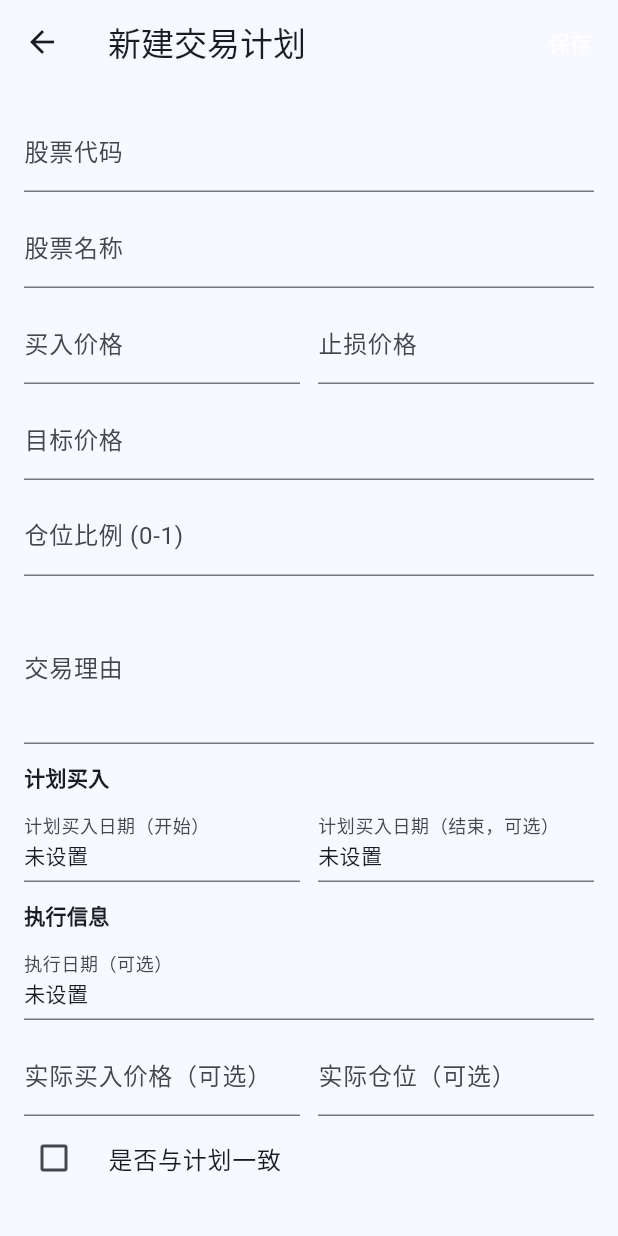
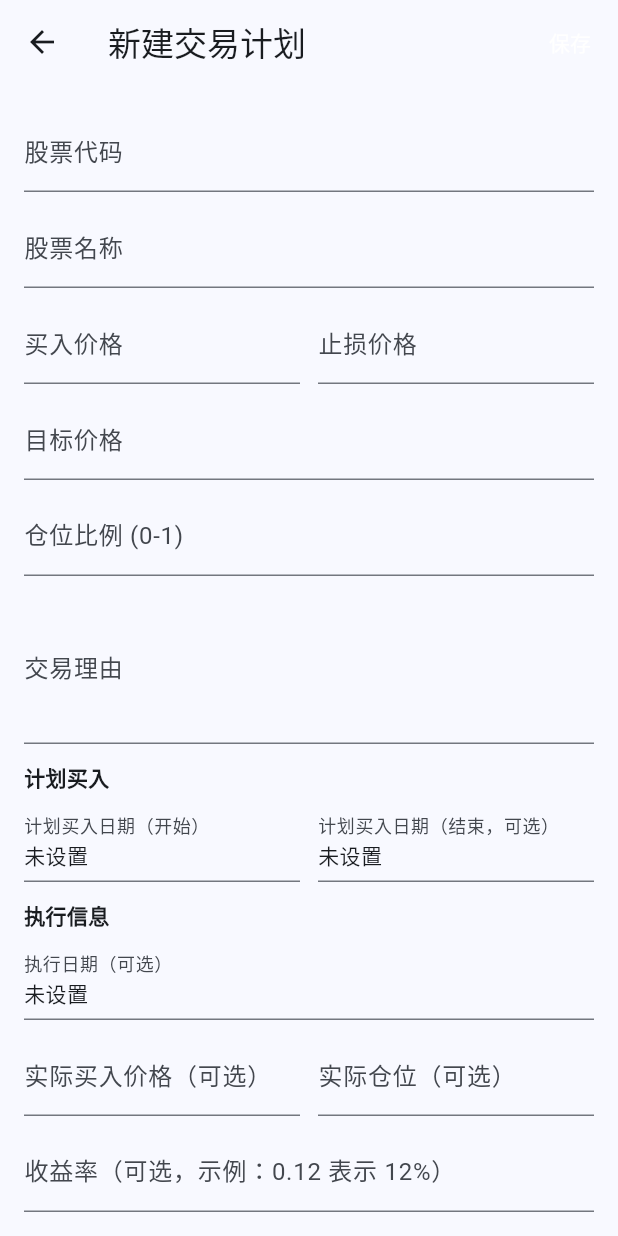
Before and after one commit to 17707587689/trade_guardian, a Flutter app: the HomePage screen opened directly, after a tap on "新建交易计划", on a phone screen of 412 x 824 dp. Run offline on Flutter 3.47's test engine with Material 3 defaults, Android fonts, the phone set to English and light mode, and no system bars; our stand-ins replace share_plus, sqflite; accounts and stored records are empty.

```diff
--- a/lib/models/trade_plan.dart
+++ b/lib/models/trade_plan.dart
@@ -1,4 +1,11 @@
-enum TradePlanStatus { draft, active, completed, cancelled }
+enum TradePlanStatus {
+  draft,
+  pendingeffective,
+  executing,
+  effective,
+  completed,
+  cancelled,
+}
 
 class TradePlan {
   final int? id;
@@ -28,6 +35,7 @@ class TradePlan {
   final double? executedBuyPrice;
   final double? executedPositionRatio;
   final bool? executedMatched;
+  final double? executedReturnRate;
 
   final TradePlanStatus status;
 
@@ -58,6 +66,7 @@ class TradePlan {
     this.executedBuyPrice,
     this.executedPositionRatio,
     this.executedMatched,
+    this.executedReturnRate,
 
     required this.createdAt,
   });
@@ -88,6 +97,7 @@ class TradePlan {
       'executed_buy_price': executedBuyPrice,
       'executed_position_ratio': executedPositionRatio,
       'executed_matched': executedMatched == true ? 1 : 0,
+      'executed_return_rate': executedReturnRate,
 
       'created_at': createdAt.toIso8601String(),
     };
@@ -136,6 +146,9 @@ class TradePlan {
       executedMatched: map['executed_matched'] != null
           ? (map['executed_matched'] as int) == 1
           : false,
+      executedReturnRate: map['executed_return_rate'] != null
+          ? (map['executed_return_rate'] as num).toDouble()
+          : null,
 
       createdAt: DateTime.parse(map['created_at']),
     );
@@ -158,6 +171,7 @@ class TradePlan {
     double? executedBuyPrice,
     double? executedPositionRatio,
     bool? executedMatched,
+    double? executedReturnRate,
   }) {
     return TradePlan(
       id: id ?? this.id,
@@ -176,12 +190,13 @@ class TradePlan {
       executedPositionRatio:
           executedPositionRatio ?? this.executedPositionRatio,
       executedMatched: executedMatched ?? this.executedMatched,
+      executedReturnRate: executedReturnRate ?? this.executedReturnRate,
       createdAt: createdAt ?? this.createdAt,
     );
   }
 
   @override
   String toString() {
-    return 'TradePlan{id: $id, stockCode: $stockCode, stockName: $stockName, buyPrice: $buyPrice, stopLossPrice: $stopLossPrice, targetPrice: $targetPrice, positionRatio: $positionRatio, reason: $reason, plannedBuyDate: $plannedBuyDate, plannedBuyEndDate: $plannedBuyEndDate, executedAt: $executedAt, executedBuyPrice: $executedBuyPrice, executedPositionRatio: $executedPositionRatio, executedMatched: $executedMatched, status: ${status.name}, createdAt: ${createdAt.toIso8601String()}}';
+    return 'TradePlan{id: $id, stockCode: $stockCode, stockName: $stockName, buyPrice: $buyPrice, stopLossPrice: $stopLossPrice, targetPrice: $targetPrice, positionRatio: $positionRatio, reason: $reason, plannedBuyDate: $plannedBuyDate, plannedBuyEndDate: $plannedBuyEndDate, executedAt: $executedAt, executedBuyPrice: $executedBuyPrice, executedPositionRatio: $executedPositionRatio, executedMatched: $executedMatched, executedReturnRate: $executedReturnRate, status: ${status.name}, createdAt: ${createdAt.toIso8601String()}}';
   }
 }
--- a/lib/pages/home_page.dart
+++ b/lib/pages/home_page.dart
@@ -20,8 +20,12 @@ class _HomePageState extends State<HomePage> {
     switch (s) {
       case TradePlanStatus.draft:
         return '草稿';
-      case TradePlanStatus.active:
-        return '进行中';
+      case TradePlanStatus.pendingeffective:
+        return '待生效';
+      case TradePlanStatus.effective:
+        return '生效中';
+      case TradePlanStatus.executing:
+        return '执行中';
       case TradePlanStatus.completed:
         return '已完成';
       case TradePlanStatus.cancelled:
@@ -75,12 +79,16 @@ class _HomePageState extends State<HomePage> {
             child: Column(
               crossAxisAlignment: CrossAxisAlignment.stretch,
               children: [
-                const Text(
-                  '交易纪律守护',
-                  style: TextStyle(fontSize: 26, fontWeight: FontWeight.bold),
+                const Center(
+                  child: Text(
+                    '交易守护天使',
+                    style: TextStyle(fontSize: 26, fontWeight: FontWeight.bold),
+                  ),
                 ),
                 const SizedBox(height: 8),
-                const Text('记录计划，而不是预测市场', style: TextStyle(fontSize: 16)),
+                const Center(
+                  child: Text('守护交易，杜绝一切冲动交易', style: TextStyle(fontSize: 16)),
+                ),
                 const SizedBox(height: 12),
 
                 Expanded(
@@ -88,7 +96,7 @@ class _HomePageState extends State<HomePage> {
                       ? const Center(child: Text('暂无交易计划'))
                       : ListView.separated(
                           itemCount: plans.length,
-                          separatorBuilder: (_, __) => const Divider(),
+                          separatorBuilder: (_, _) => const Divider(),
                           itemBuilder: (context, index) {
                             final p = plans[index];
                             final plannedLabel = p.plannedBuyDate != null
--- a/lib/pages/trade_plan_page.dart
+++ b/lib/pages/trade_plan_page.dart
@@ -30,6 +30,7 @@ class _TradePlanPageState extends State<TradePlanPage> {
   late TextEditingController _executedBuyPriceCtrl;
   late TextEditingController _executedPositionRatioCtrl;
   bool _executedMatched = false;
+  late TextEditingController _executedReturnRateCtrl;
 
   TradePlanStatus _status = TradePlanStatus.draft;
 
@@ -61,6 +62,9 @@ class _TradePlanPageState extends State<TradePlanPage> {
     _executedPositionRatioCtrl = TextEditingController(
       text: p?.executedPositionRatio?.toString() ?? '',
     );
+    _executedReturnRateCtrl = TextEditingController(
+      text: p?.executedReturnRate?.toString() ?? '',
+    );
     _executedMatched = p?.executedMatched ?? false;
     _status = p?.status ?? TradePlanStatus.draft;
   }
@@ -76,6 +80,7 @@ class _TradePlanPageState extends State<TradePlanPage> {
     _reasonCtrl.dispose();
     _executedBuyPriceCtrl.dispose();
     _executedPositionRatioCtrl.dispose();
+    _executedReturnRateCtrl.dispose();
     super.dispose();
   }
 
@@ -88,6 +93,7 @@ class _TradePlanPageState extends State<TradePlanPage> {
     final ratio = double.tryParse(_positionRatioCtrl.text) ?? 0;
     final executedBuyPrice = double.tryParse(_executedBuyPriceCtrl.text);
     final executedPosRatio = double.tryParse(_executedPositionRatioCtrl.text);
+    final executedReturnRate = double.tryParse(_executedReturnRateCtrl.text);
 
     final now = DateTime.now();
 
@@ -117,6 +123,7 @@ class _TradePlanPageState extends State<TradePlanPage> {
               executedAt: _executedAt,
               executedBuyPrice: executedBuyPrice,
               executedPositionRatio: executedPosRatio,
+              executedReturnRate: executedReturnRate,
               executedMatched: _executedMatched,
               createdAt: widget.plan?.createdAt ?? now,
             );
@@ -146,8 +153,12 @@ class _TradePlanPageState extends State<TradePlanPage> {
     switch (s) {
       case TradePlanStatus.draft:
         return '草稿';
-      case TradePlanStatus.active:
-        return '进行中';
+      case TradePlanStatus.pendingeffective:
+        return '待生效';
+      case TradePlanStatus.executing:
+        return '执行中';
+      case TradePlanStatus.effective:
+        return '生效中';
       case TradePlanStatus.completed:
         return '已完成';
       case TradePlanStatus.cancelled:
@@ -228,8 +239,9 @@ class _TradePlanPageState extends State<TradePlanPage> {
                   final err = _numberValidator(v);
                   if (err != null) return err;
                   final val = double.tryParse(v!);
-                  if (val == null || val < 0 || val > 1)
+                  if (val == null || val < 0 || val > 1) {
                     return '请输入 0 到 1 之间的数';
+                  }
                   return null;
                 },
               ),
@@ -346,6 +358,14 @@ class _TradePlanPageState extends State<TradePlanPage> {
                   ),
                 ],
               ),
+              const SizedBox(height: 8),
+              TextFormField(
+                controller: _executedReturnRateCtrl,
+                decoration: const InputDecoration(
+                  labelText: '收益率（可选，示例：0.12 表示 12%）',
+                ),
+                keyboardType: TextInputType.numberWithOptions(decimal: true),
+              ),
               CheckboxListTile(
                 value: _executedMatched,
                 onChanged: (v) => setState(() => _executedMatched = v ?? false),
@@ -355,7 +375,7 @@ class _TradePlanPageState extends State<TradePlanPage> {
               ),
               const SizedBox(height: 12),
               DropdownButtonFormField<TradePlanStatus>(
-                value: _status,
+                initialValue: _status,
                 decoration: const InputDecoration(labelText: '状态'),
                 items: TradePlanStatus.values
                     .map(
```
Also changed, not shown: lib/database/database_helper.dart (+6 -1 lines), lib/pages/rules_manage_page.dart (+22 -2 lines), lib/pages/startup_page.dart (+7 -23 lines), 2 other files.
